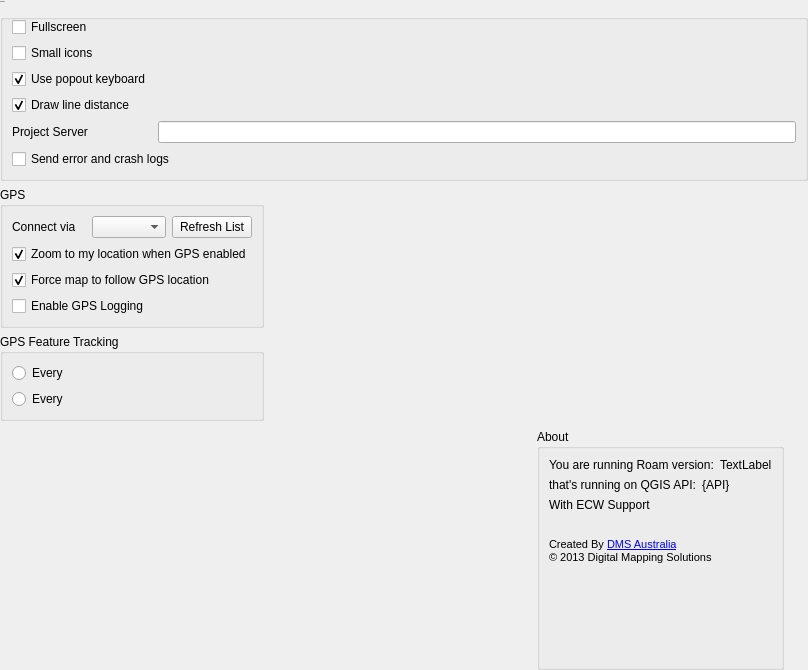
First picture: the form in src/roam/ui/ui_settings.ui, repository terry-longmacch/Roam, before the edit.
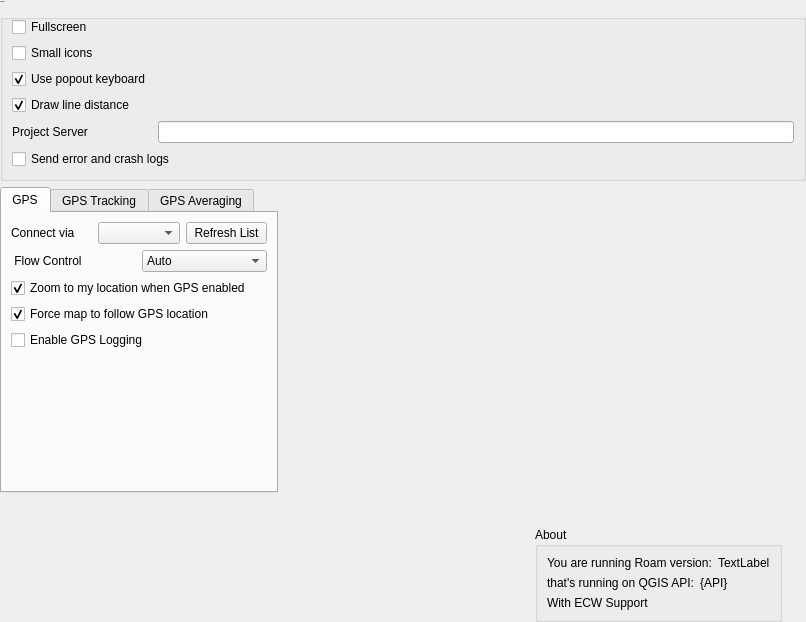
Second picture: the form after the edit. Icons and pictures are not drawn. Custom widgets are drawn as their Qt base class.

Commit message: Didn't pick up all changes.

Diff of the .ui file:
```diff
--- a/src/roam/ui/ui_settings.ui
+++ b/src/roam/ui/ui_settings.ui
@@ -9,8 +9,8 @@
    <rect>
     <x>0</x>
     <y>0</y>
-    <width>808</width>
-    <height>670</height>
+    <width>806</width>
+    <height>622</height>
    </rect>
   </property>
   <property name="windowTitle">
@@ -33,125 +33,15 @@
    <property name="margin">
     <number>0</number>
    </property>
-   <item row="4" column="0">
-    <widget class="QGroupBox" name="groupBox_5">
-     <property name="sizePolicy">
-      <sizepolicy hsizetype="Preferred" vsizetype="Maximum">
-       <horstretch>0</horstretch>
-       <verstretch>0</verstretch>
-      </sizepolicy>
-     </property>
-     <property name="title">
-      <string>GPS Feature Tracking</string>
-     </property>
-     <property name="flat">
-      <bool>true</bool>
-     </property>
-     <property name="checkable">
-      <bool>false</bool>
-     </property>
-     <layout class="QFormLayout" name="formLayout_2">
-      <property name="fieldGrowthPolicy">
-       <enum>QFormLayout::AllNonFixedFieldsGrow</enum>
-      </property>
-      <item row="0" column="0">
-       <widget class="QRadioButton" name="gpstracking_timing_radio">
-        <property name="text">
-         <string>Every</string>
-        </property>
-        <property name="checked">
-         <bool>false</bool>
-        </property>
-       </widget>
-      </item>
-      <item row="0" column="1">
-       <widget class="Stepper" name="gpstiming_edit" native="true"/>
-      </item>
-      <item row="2" column="0">
-       <widget class="QRadioButton" name="gpstracking_distance_radio">
-        <property name="text">
-         <string>Every</string>
-        </property>
-        <property name="checked">
-         <bool>false</bool>
-        </property>
-       </widget>
-      </item>
-      <item row="2" column="1">
-       <widget class="Stepper" name="gpsdistance_edit" native="true"/>
-      </item>
-     </layout>
-    </widget>
-   </item>
-   <item row="2" column="0" rowspan="2">
-    <widget class="QGroupBox" name="groupBox_2">
-     <property name="sizePolicy">
-      <sizepolicy hsizetype="Preferred" vsizetype="Preferred">
-       <horstretch>0</horstretch>
-       <verstretch>0</verstretch>
-      </sizepolicy>
-     </property>
-     <property name="title">
-      <string>GPS</string>
-     </property>
-     <property name="flat">
-      <bool>true</bool>
-     </property>
-     <layout class="QGridLayout" name="gridLayout_3">
-      <item row="0" column="1">
-       <layout class="QHBoxLayout" name="horizontalLayout_2">
-        <item>
-         <widget class="QLabel" name="label_2">
-          <property name="text">
-           <string>Connect via</string>
-          </property>
-         </widget>
-        </item>
-        <item>
-         <widget class="QComboBox" name="gpsPortCombo"/>
-        </item>
-        <item>
-         <widget class="QPushButton" name="refreshPortsButton">
-          <property name="text">
-           <string>Refresh List</string>
-          </property>
-         </widget>
-        </item>
-       </layout>
-      </item>
-      <item row="1" column="1">
-       <widget class="QCheckBox" name="gpslocationCheck">
-        <property name="text">
-         <string>Zoom to my location when GPS enabled</string>
-        </property>
-        <property name="checked">
-         <bool>true</bool>
-        </property>
-       </widget>
-      </item>
-      <item row="3" column="1">
-       <widget class="QCheckBox" name="gpsloggingCheck">
-        <property name="text">
-         <string>Enable GPS Logging</string>
-        </property>
-        <property name="checked">
-         <bool>false</bool>
-        </property>
-       </widget>
-      </item>
-      <item row="2" column="1">
-       <widget class="QCheckBox" name="gpscentermapCheck">
-        <property name="text">
-         <string>Force map to follow GPS location</string>
-        </property>
-        <property name="checked">
-         <bool>true</bool>
-        </property>
-       </widget>
-      </item>
-     </layout>
-    </widget>
-   </item>
+   <property name="topMargin">
+    <number>0</number>
+   </property>
+   <property name="rightMargin">
+    <number>0</number>
+   </property>
+   <property name="bottomMargin">
+    <number>0</number>
+   </property>
    <item row="0" column="0" colspan="7">
     <widget class="QGroupBox" name="groupBox">
      <property name="sizePolicy">
@@ -233,11 +123,14 @@
      </layout>
     </widget>
    </item>
-   <item row="5" column="0">
+   <item row="3" column="0">
     <spacer name="verticalSpacer_3">
      <property name="orientation">
       <enum>Qt::Vertical</enum>
      </property>
+     <property name="sizeType">
+      <enum>QSizePolicy::MinimumExpanding</enum>
+     </property>
      <property name="sizeHint" stdset="0">
       <size>
        <width>20</width>
@@ -246,20 +139,214 @@
      </property>
     </spacer>
    </item>
-   <item row="2" column="1">
-    <spacer name="horizontalSpacer">
-     <property name="orientation">
-      <enum>Qt::Horizontal</enum>
+   <item row="1" column="0" rowspan="2">
+    <widget class="QTabWidget" name="tabsForGPS">
+     <property name="currentIndex">
+      <number>0</number>
      </property>
-     <property name="sizeHint" stdset="0">
-      <size>
-       <width>40</width>
-       <height>20</height>
-      </size>
-     </property>
-    </spacer>
+     <widget class="QWidget" name="tabGPS">
+      <attribute name="title">
+       <string>GPS</string>
+      </attribute>
+      <layout class="QVBoxLayout" name="verticalLayout_3">
+       <item>
+        <layout class="QHBoxLayout" name="layoutConnectVia">
+         <item>
+          <widget class="QLabel" name="lblConnectVia">
+           <property name="text">
+            <string>Connect via</string>
+           </property>
+          </widget>
+         </item>
+         <item>
+          <widget class="QComboBox" name="gpsPortCombo"/>
+         </item>
+         <item>
+          <widget class="QPushButton" name="refreshPortsButton">
+           <property name="text">
+            <string>Refresh List</string>
+           </property>
+          </widget>
+         </item>
+        </layout>
+       </item>
+       <item>
+        <layout class="QHBoxLayout" name="layoutFlowControl">
+         <item>
+          <widget class="QLabel" name="lblFlowControl">
+           <property name="text">
+            <string> Flow Control</string>
+           </property>
+          </widget>
+         </item>
+         <item>
+          <widget class="QComboBox" name="gpsFlowControl">
+           <item>
+            <property name="text">
+             <string>Auto</string>
+            </property>
+           </item>
+           <item>
+            <property name="text">
+             <string>Hardware</string>
+            </property>
+           </item>
+           <item>
+            <property name="text">
+             <string>Software</string>
+            </property>
+           </item>
+          </widget>
+         </item>
+        </layout>
+       </item>
+       <item>
+        <widget class="QCheckBox" name="gpslocationCheck">
+         <property name="text">
+          <string>Zoom to my location when GPS enabled</string>
+         </property>
+         <property name="checked">
+          <bool>true</bool>
+         </property>
+        </widget>
+       </item>
+       <item>
+        <widget class="QCheckBox" name="gpscentermapCheck">
+         <property name="text">
+          <string>Force map to follow GPS location</string>
+         </property>
+         <property name="checked">
+          <bool>true</bool>
+         </property>
+        </widget>
+       </item>
+       <item>
+        <widget class="QCheckBox" name="gpsloggingCheck">
+         <property name="text">
+          <string>Enable GPS Logging</string>
+         </property>
+         <property name="checked">
+          <bool>false</bool>
+         </property>
+        </widget>
+       </item>
+       <item>
+        <spacer name="verticalSpacer_4">
+         <property name="orientation">
+          <enum>Qt::Vertical</enum>
+         </property>
+         <property name="sizeType">
+          <enum>QSizePolicy::MinimumExpanding</enum>
+         </property>
+         <property name="sizeHint" stdset="0">
+          <size>
+           <width>20</width>
+           <height>40</height>
+          </size>
+         </property>
+        </spacer>
+       </item>
+      </layout>
+     </widget>
+     <widget class="QWidget" name="tabGPSTracking">
+      <attribute name="title">
+       <string>GPS Tracking</string>
+      </attribute>
+      <layout class="QFormLayout" name="formLayout_2">
+       <item row="0" column="0">
+        <widget class="QRadioButton" name="gpstracking_timing_radio">
+         <property name="text">
+          <string>Every</string>
+         </property>
+         <property name="checked">
+          <bool>false</bool>
+         </property>
+        </widget>
+       </item>
+       <item row="0" column="1">
+        <widget class="Stepper" name="gpstiming_edit" native="true"/>
+       </item>
+       <item row="1" column="0">
+        <widget class="QRadioButton" name="gpstracking_distance_radio">
+         <property name="text">
+          <string>Every</string>
+         </property>
+         <property name="checked">
+          <bool>false</bool>
+         </property>
+        </widget>
+       </item>
+       <item row="1" column="1">
+        <widget class="Stepper" name="gpsdistance_edit" native="true"/>
+       </item>
+      </layout>
+     </widget>
+     <widget class="QWidget" name="tabGPSAveraging">
+      <attribute name="title">
+       <string>GPS Averaging</string>
+      </attribute>
+      <layout class="QVBoxLayout" name="verticalLayout_2">
+       <item>
+        <widget class="QCheckBox" name="gpsAveragingCheck">
+         <property name="text">
+          <string>Enable averaging</string>
+         </property>
+        </widget>
+       </item>
+       <item>
+        <widget class="QTextEdit" name="txtAveragingInfo">
+         <property name="enabled">
+          <bool>true</bool>
+         </property>
+         <property name="mouseTracking">
+          <bool>false</bool>
+         </property>
+         <property name="frameShape">
+          <enum>QFrame::NoFrame</enum>
+         </property>
+         <property name="frameShadow">
+          <enum>QFrame::Plain</enum>
+         </property>
+         <property name="lineWidth">
+          <number>0</number>
+         </property>
+         <property name="undoRedoEnabled">
+          <bool>true</bool>
+         </property>
+         <property name="readOnly">
+          <bool>true</bool>
+         </property>
+         <property name="html">
+          <string>&lt;!DOCTYPE HTML PUBLIC &quot;-//W3C//DTD HTML 4.0//EN&quot; &quot;http://www.w3.org/TR/REC-html40/strict.dtd&quot;&gt;
+&lt;html&gt;&lt;head&gt;&lt;meta name=&quot;qrichtext&quot; content=&quot;1&quot; /&gt;&lt;style type=&quot;text/css&quot;&gt;
+p, li { white-space: pre-wrap; }
+&lt;/style&gt;&lt;/head&gt;&lt;body style=&quot; font-family:'Segoe UI'; font-size:20px; font-weight:400; font-style:normal;&quot;&gt;
+&lt;p style=&quot; margin-top:0px; margin-bottom:0px; margin-left:0px; margin-right:0px; -qt-block-indent:0; text-indent:0px;&quot;&gt;&lt;span style=&quot; font-size:14pt; text-decoration: underline;&quot;&gt;How it works&lt;/span&gt;&lt;/p&gt;
+&lt;p style=&quot; margin-top:0px; margin-bottom:0px; margin-left:0px; margin-right:0px; -qt-block-indent:0; text-indent:0px;&quot;&gt;&lt;span style=&quot; font-size:12pt;&quot;&gt;'GPS Point' or 'Add Vertex' buttons get the &lt;/span&gt;&lt;span style=&quot; font-size:12pt; font-style:italic;&quot;&gt;on&lt;/span&gt;&lt;span style=&quot; font-size:12pt;&quot;&gt; and &lt;/span&gt;&lt;span style=&quot; font-size:12pt; font-style:italic;&quot;&gt;off&lt;/span&gt;&lt;span style=&quot; font-size:12pt;&quot;&gt; functionality of the averaging process. One click starts collecting GPS points, the other stops, calculates the average of points accumulated and adds it to the map.&lt;/span&gt;&lt;/p&gt;&lt;/body&gt;&lt;/html&gt;</string>
+         </property>
+        </widget>
+       </item>
+       <item>
+        <spacer name="verticalSpacer_5">
+         <property name="orientation">
+          <enum>Qt::Vertical</enum>
+         </property>
+         <property name="sizeType">
+          <enum>QSizePolicy::MinimumExpanding</enum>
+         </property>
+         <property name="sizeHint" stdset="0">
+          <size>
+           <width>20</width>
+           <height>40</height>
+          </size>
+         </property>
+        </spacer>
+       </item>
+      </layout>
+     </widget>
+    </widget>
    </item>
-   <item row="2" column="2" rowspan="4">
+   <item row="1" column="2" rowspan="3">
     <layout class="QVBoxLayout" name="verticalLayout">
      <property name="rightMargin">
       <number>0</number>
@@ -269,6 +356,9 @@
        <property name="orientation">
         <enum>Qt::Vertical</enum>
        </property>
+       <property name="sizeType">
+        <enum>QSizePolicy::MinimumExpanding</enum>
+       </property>
        <property name="sizeHint" stdset="0">
         <size>
          <width>20</width>
@@ -277,6 +367,37 @@
        </property>
       </spacer>
      </item>
+     <item>
+      <widget class="QLabel" name="label_4">
+       <property name="sizePolicy">
+        <sizepolicy hsizetype="Preferred" vsizetype="MinimumExpanding">
+         <horstretch>0</horstretch>
+         <verstretch>0</verstretch>
+        </sizepolicy>
+       </property>
+       <property name="minimumSize">
+        <size>
+         <width>0</width>
+         <height>0</height>
+        </size>
+       </property>
+       <property name="maximumSize">
+        <size>
+         <width>100</width>
+         <height>100</height>
+        </size>
+       </property>
+       <property name="text">
+        <string/>
+       </property>
+       <property name="pixmap">
+        <pixmap resource="../resources.qrc">:/branding/qgis</pixmap>
+       </property>
+       <property name="scaledContents">
+        <bool>true</bool>
+       </property>
+      </widget>
+     </item>
      <item>
       <widget class="QGroupBox" name="groupBox_3">
        <property name="sizePolicy">
@@ -292,7 +413,25 @@
         <bool>true</bool>
        </property>
        <layout class="QGridLayout" name="gridLayout_4">
-        <item row="0" column="0" colspan="5">
+        <item row="3" column="0">
+         <layout class="QHBoxLayout" name="horizontalLayout_4">
+          <item>
+           <widget class="QLabel" name="label_8">
+            <property name="text">
+             <string>With ECW Support</string>
+            </property>
+           </widget>
+          </item>
+          <item>
+           <widget class="QLabel" name="ecwlabel">
+            <property name="text">
+             <string/>
+            </property>
+           </widget>
+          </item>
+         </layout>
+        </item>
+        <item row="1" column="0" colspan="5">
          <layout class="QHBoxLayout" name="horizontalLayout">
           <item>
            <widget class="QLabel" name="versionLabel1">
@@ -319,7 +458,7 @@
           </item>
          </layout>
         </item>
-        <item row="1" column="0" colspan="5">
+        <item row="2" column="0" colspan="5">
          <layout class="QHBoxLayout" name="horizontalLayout_3">
           <item>
            <widget class="QLabel" name="label_5">
@@ -337,116 +476,24 @@
           </item>
          </layout>
         </item>
-        <item row="5" column="0">
-         <widget class="QLabel" name="label_3">
-          <property name="text">
-           <string>&lt;!DOCTYPE HTML PUBLIC &quot;-//W3C//DTD HTML 4.0//EN&quot; &quot;http://www.w3.org/TR/REC-html40/strict.dtd&quot;&gt;
-&lt;html&gt;&lt;head&gt;&lt;meta name=&quot;qrichtext&quot; content=&quot;1&quot; /&gt;&lt;style type=&quot;text/css&quot;&gt;
-p, li { white-space: pre-wrap; }
-&lt;/style&gt;&lt;/head&gt;&lt;body style=&quot; font-family:'Segoe UI'; font-weight:400; font-style:normal;&quot;&gt;
-&lt;p style=&quot; margin-top:0px; margin-bottom:0px; margin-left:0px; margin-right:0px; -qt-block-indent:0; text-indent:0px;&quot;&gt;&lt;span style=&quot; font-family:'MS Shell Dlg 2'; font-size:8pt;&quot;&gt;Created By &lt;/span&gt;&lt;a href=&quot;mapsolutions.com.au&quot;&gt;&lt;span style=&quot; font-family:'MS Shell Dlg 2'; font-size:8pt; text-decoration: underline; color:#0000ff;&quot;&gt;DMS Australia&lt;/span&gt;&lt;/a&gt;&lt;/p&gt;
-&lt;p style=&quot; margin-top:0px; margin-bottom:0px; margin-left:0px; margin-right:0px; -qt-block-indent:0; text-indent:0px;&quot;&gt;&lt;span style=&quot; font-family:'MS Shell Dlg 2'; font-size:8pt;&quot;&gt;© 2013 Digital Mapping Solutions&lt;/span&gt;&lt;/p&gt;&lt;/body&gt;&lt;/html&gt;</string>
-          </property>
-          <property name="openExternalLinks">
-           <bool>true</bool>
-          </property>
-          <property name="textInteractionFlags">
-           <set>Qt::LinksAccessibleByKeyboard|Qt::LinksAccessibleByMouse</set>
-          </property>
-         </widget>
-        </item>
-        <item row="6" column="0">
-         <spacer name="verticalSpacer">
-          <property name="orientation">
-           <enum>Qt::Vertical</enum>
-          </property>
-          <property name="sizeHint" stdset="0">
-           <size>
-            <width>20</width>
-            <height>40</height>
-           </size>
-          </property>
-         </spacer>
-        </item>
-        <item row="4" column="0">
-         <widget class="QLabel" name="label">
-          <property name="sizePolicy">
-           <sizepolicy hsizetype="Preferred" vsizetype="Preferred">
-            <horstretch>0</horstretch>
-            <verstretch>0</verstretch>
-           </sizepolicy>
-          </property>
-          <property name="maximumSize">
-           <size>
-            <width>100</width>
-            <height>100</height>
-           </size>
-          </property>
-          <property name="text">
-           <string/>
-          </property>
-          <property name="pixmap">
-           <pixmap resource="../resources.qrc">:/branding/dms</pixmap>
-          </property>
-          <property name="scaledContents">
-           <bool>true</bool>
-          </property>
-         </widget>
-        </item>
-        <item row="2" column="0">
-         <layout class="QHBoxLayout" name="horizontalLayout_4">
-          <item>
-           <widget class="QLabel" name="label_8">
-            <property name="text">
-             <string>With ECW Support</string>
-            </property>
-           </widget>
-          </item>
-          <item>
-           <widget class="QLabel" name="ecwlabel">
-            <property name="text">
-             <string/>
-            </property>
-           </widget>
-          </item>
-         </layout>
-        </item>
-        <item row="4" column="1">
-         <widget class="QLabel" name="label_4">
-          <property name="sizePolicy">
-           <sizepolicy hsizetype="Preferred" vsizetype="Preferred">
-            <horstretch>0</horstretch>
-            <verstretch>0</verstretch>
-           </sizepolicy>
-          </property>
-          <property name="minimumSize">
-           <size>
-            <width>0</width>
-            <height>0</height>
-           </size>
-          </property>
-          <property name="maximumSize">
-           <size>
-            <width>100</width>
-            <height>100</height>
-           </size>
-          </property>
-          <property name="text">
-           <string/>
-          </property>
-          <property name="pixmap">
-           <pixmap resource="../resources.qrc">:/branding/qgis</pixmap>
-          </property>
-          <property name="scaledContents">
-           <bool>true</bool>
-          </property>
-         </widget>
-        </item>
        </layout>
       </widget>
      </item>
     </layout>
    </item>
+   <item row="1" column="1">
+    <spacer name="horizontalSpacer">
+     <property name="orientation">
+      <enum>Qt::Horizontal</enum>
+     </property>
+     <property name="sizeHint" stdset="0">
+      <size>
+       <width>40</width>
+       <height>20</height>
+      </size>
+     </property>
+    </spacer>
+   </item>
   </layout>
  </widget>
  <customwidgets>
```
Left out of the diff: 19 changed lines with no effect on the pictures.
